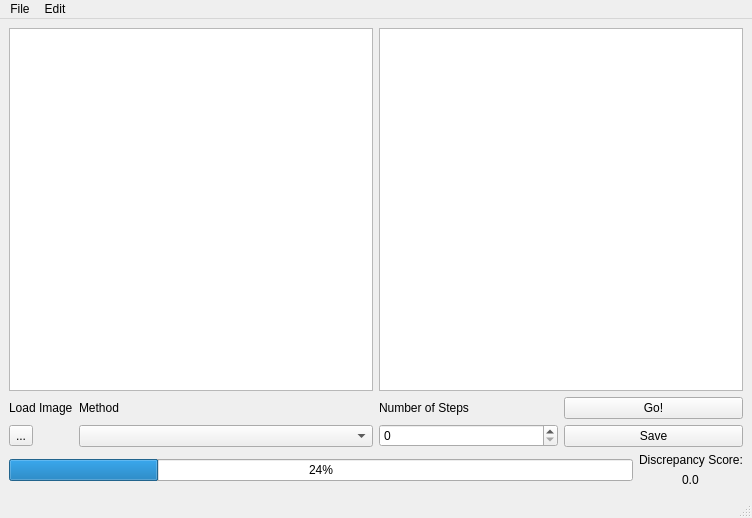
Above: main_window.ui from j-lazo/Image_restoration_PDEs before the change. Below: the same form after it.
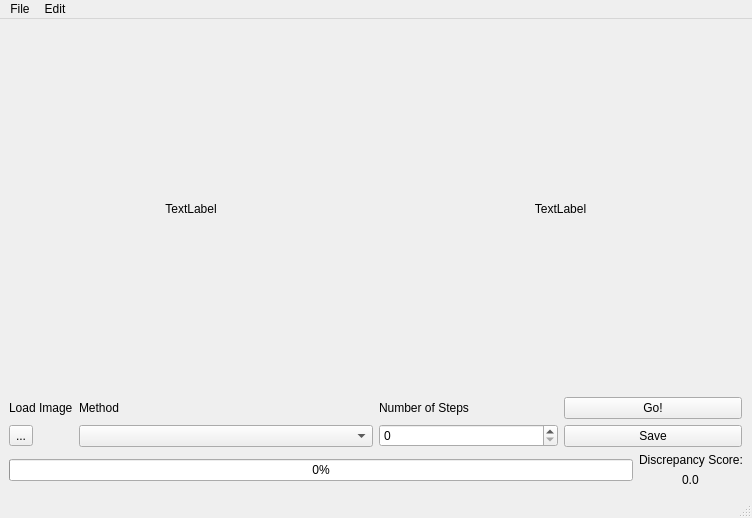
That is the form after the change.

```diff
--- a/main_window.ui
+++ b/main_window.ui
@@ -19,13 +19,20 @@
      <layout class="QVBoxLayout" name="verticalLayout_2">
       <item>
        <layout class="QGridLayout" name="gridLayout_2">
-        <item row="0" column="1">
-         <widget class="QGraphicsView" name="graphicsView_2"/>
+        <item row="1" column="0">
+         <spacer name="horizontalSpacer">
+          <property name="orientation">
+           <enum>Qt::Horizontal</enum>
+          </property>
+          <property name="sizeHint" stdset="0">
+           <size>
+            <width>362</width>
+            <height>1</height>
+           </size>
+          </property>
+         </spacer>
         </item>
-        <item row="0" column="0">
-         <widget class="QGraphicsView" name="graphicsView"/>
-        </item>
-        <item row="1" column="1">
+        <item row="2" column="1">
          <layout class="QHBoxLayout" name="horizontalLayout">
           <item>
            <layout class="QVBoxLayout" name="verticalLayout_4">
@@ -61,7 +68,7 @@
           </item>
          </layout>
         </item>
-        <item row="1" column="0">
+        <item row="2" column="0">
          <layout class="QGridLayout" name="gridLayout_5">
           <item row="1" column="0">
            <widget class="QToolButton" name="toolButton">
@@ -89,6 +96,64 @@
           </item>
          </layout>
         </item>
+        <item row="1" column="1">
+         <spacer name="horizontalSpacer_2">
+          <property name="orientation">
+           <enum>Qt::Horizontal</enum>
+          </property>
+          <property name="sizeHint" stdset="0">
+           <size>
+            <width>362</width>
+            <height>1</height>
+           </size>
+          </property>
+         </spacer>
+        </item>
+        <item row="0" column="0">
+         <widget class="QLabel" name="label_6">
+          <property name="minimumSize">
+           <size>
+            <width>0</width>
+            <height>0</height>
+           </size>
+          </property>
+          <property name="mouseTracking">
+           <bool>false</bool>
+          </property>
+          <property name="text">
+           <string>TextLabel</string>
+          </property>
+          <property name="alignment">
+           <set>Qt::AlignCenter</set>
+          </property>
+         </widget>
+        </item>
+        <item row="0" column="1">
+         <widget class="QLabel" name="label_7">
+          <property name="layoutDirection">
+           <enum>Qt::RightToLeft</enum>
+          </property>
+          <property name="text">
+           <string>TextLabel</string>
+          </property>
+          <property name="alignment">
+           <set>Qt::AlignCenter</set>
+          </property>
+         </widget>
+        </item>
+        <item row="0" column="2">
+         <spacer name="verticalSpacer">
+          <property name="orientation">
+           <enum>Qt::Vertical</enum>
+          </property>
+          <property name="sizeHint" stdset="0">
+           <size>
+            <width>1</width>
+            <height>329</height>
+           </size>
+          </property>
+         </spacer>
+        </item>
        </layout>
       </item>
       <item>
@@ -96,7 +161,7 @@
         <item>
          <widget class="QProgressBar" name="progressBar">
           <property name="value">
-           <number>24</number>
+           <number>0</number>
           </property>
          </widget>
         </item>
```
